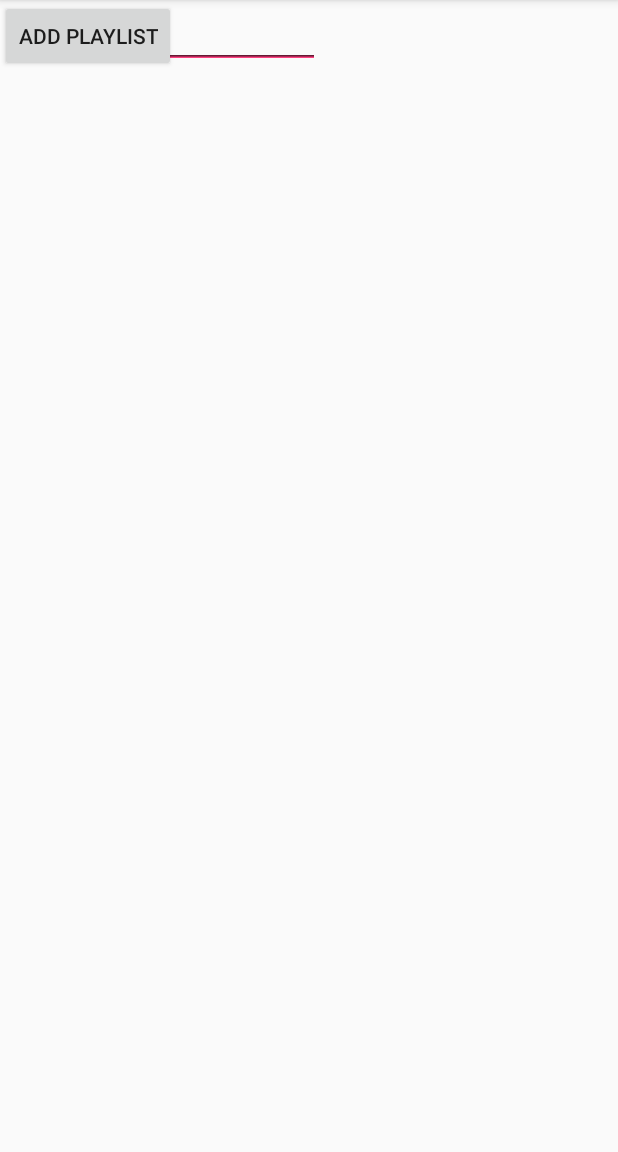
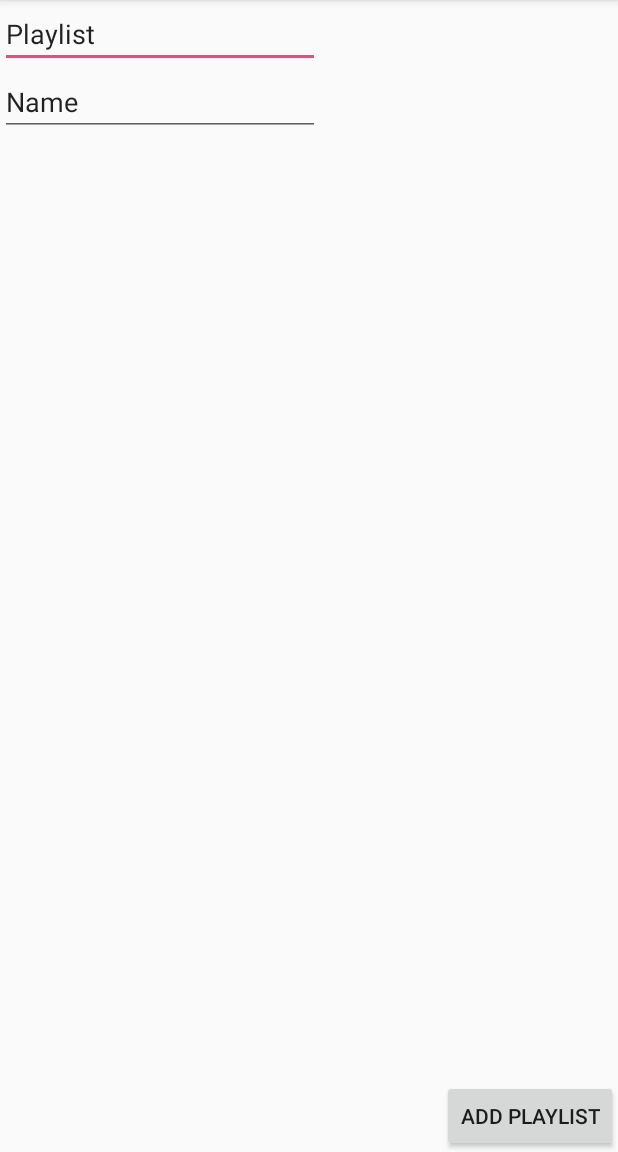
Before and after one commit to ryanardo/Droidcast, an Android app: the PlaylistCreateActivity screen opened directly, with no data from a screen before it, on a phone screen of 412 x 824 dp, the part 84-1236 px from its top. Run offline under Robolectric (Android 15) with nearby library versions, the phone set to English and light mode, and no system bars; our stand-ins replace ButterKnife.

Commit message:
Create Playlist Activity
Update the Create Playlist Activity 'activity_create_playlist.xml' file.

```diff
--- a/app/src/main/res/layout/activity_playlist_create.xml
+++ b/app/src/main/res/layout/activity_playlist_create.xml
@@ -1,5 +1,5 @@
 <?xml version="1.0" encoding="utf-8"?>
-<android.support.constraint.ConstraintLayout xmlns:android = "http://schemas.android.com/apk/res/android"
+<RelativeLayout xmlns:android = "http://schemas.android.com/apk/res/android"
 	xmlns:tools = "http://schemas.android.com/tools"
 	android:layout_width = "match_parent"
 	android:layout_height = "match_parent"
@@ -36,4 +36,4 @@
 		android:layout_alignParentRight="true"
 		android:text="Add Playlist" />
 
-</android.support.constraint.ConstraintLayout>
+</RelativeLayout>
```
